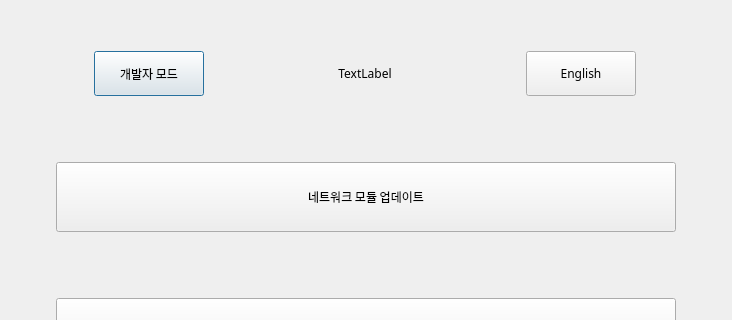
Above: modi_firmware_updater/assets/updater.ui from LUXROBO/modi-firmware-updater before the change; both pictures show x 0 to 732 and y 0 to 320 of the 732 by 783 pixel window. Below: the same form after it.
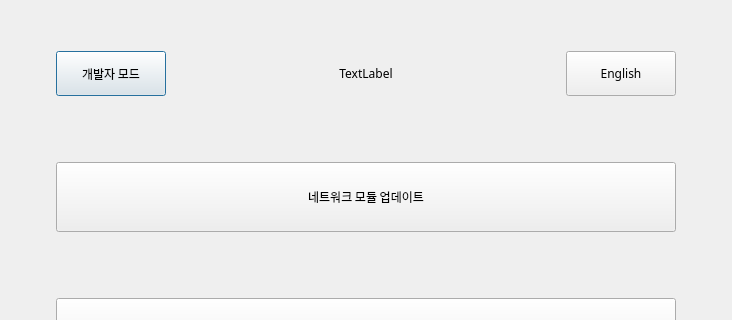
That is the form after the change.

Commit message: Fix ui spacer width

Diff of the .ui file:
```diff
--- a/modi_firmware_updater/assets/updater.ui
+++ b/modi_firmware_updater/assets/updater.ui
@@ -113,11 +113,11 @@
           <enum>Qt::Horizontal</enum>
          </property>
          <property name="sizeType">
-          <enum>QSizePolicy::Fixed</enum>
+          <enum>QSizePolicy::MinimumExpanding</enum>
          </property>
          <property name="sizeHint" stdset="0">
           <size>
-           <width>90</width>
+           <width>80</width>
            <height>20</height>
           </size>
          </property>
@@ -148,11 +148,11 @@
           <enum>Qt::Horizontal</enum>
          </property>
          <property name="sizeType">
-          <enum>QSizePolicy::Fixed</enum>
+          <enum>QSizePolicy::MinimumExpanding</enum>
          </property>
          <property name="sizeHint" stdset="0">
           <size>
-           <width>90</width>
+           <width>80</width>
            <height>20</height>
           </size>
          </property>
```
Lines whose indentation alone changed are shown as unchanged.
